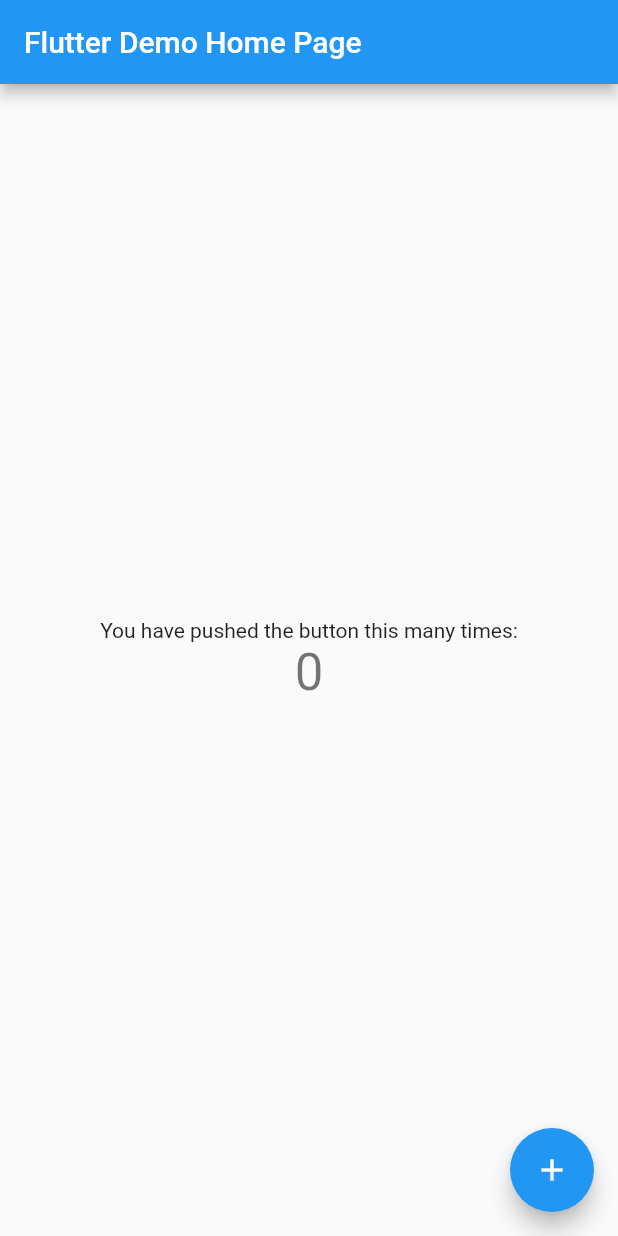
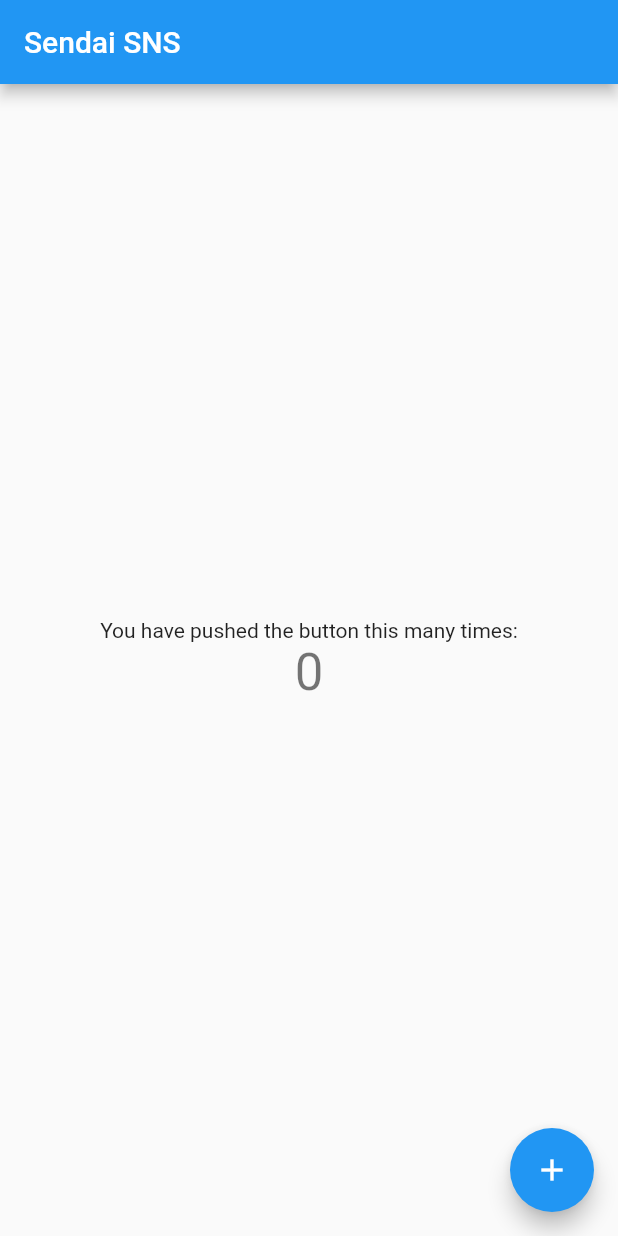
Before and after one commit to katsu17/sendaisns, a Flutter app: the screen it shows after launch, on a phone screen of 412 x 824 dp. Run offline on Flutter 3.47's test engine with Material 2 defaults, Android fonts, the phone set to English and light mode, and no system bars.

Commit message:
change name

```diff
--- a/lib/main.dart
+++ b/lib/main.dart
@@ -20,7 +20,7 @@ class MyApp extends StatelessWidget {
         // is not restarted.
         primarySwatch: Colors.blue,
       ),
-      home: MyHomePage(title: 'Flutter Demo Home Page'),
+      home: MyHomePage(title: 'Sendai SNS'),
     );
   }
 }
```
